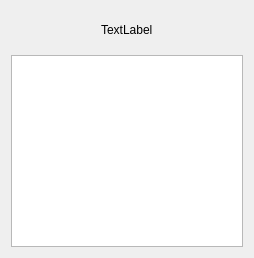
Qt form ZBridge/crankscoredialog.ui (erik-knudsen/BridgeZ) before a commit.
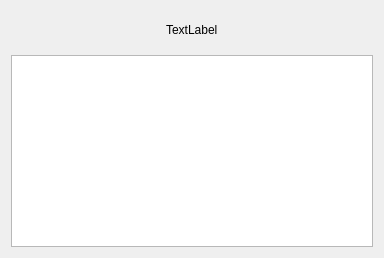
The same form after that commit.

Commit message: Size of dialogs.

Patch:
```diff
--- a/ZBridge/crankscoredialog.ui
+++ b/ZBridge/crankscoredialog.ui
@@ -6,7 +6,7 @@
    <rect>
     <x>0</x>
     <y>0</y>
-    <width>254</width>
+    <width>384</width>
     <height>258</height>
    </rect>
   </property>
```
The commit also changes 3 other files.
